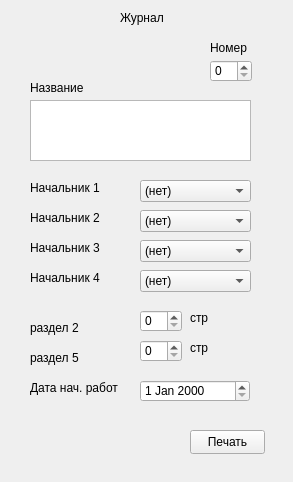
SmolPO/vertical, file my_helper/my_helper/designer_ui/journal.ui: the form before one commit.
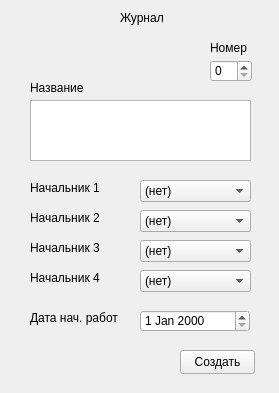
The form after the commit.

```diff
--- a/my_helper/my_helper/designer_ui/journal.ui
+++ b/my_helper/my_helper/designer_ui/journal.ui
@@ -6,8 +6,8 @@
    <rect>
     <x>0</x>
     <y>0</y>
-    <width>293</width>
-    <height>482</height>
+    <width>279</width>
+    <height>393</height>
    </rect>
   </property>
   <property name="windowTitle">
@@ -138,83 +138,11 @@
     </property>
    </item>
   </widget>
-  <widget class="QSpinBox" name="sb_p2">
-   <property name="geometry">
-    <rect>
-     <x>140</x>
-     <y>310</y>
-     <width>42</width>
-     <height>22</height>
-    </rect>
-   </property>
-  </widget>
-  <widget class="QLabel" name="label_6">
-   <property name="geometry">
-    <rect>
-     <x>30</x>
-     <y>320</y>
-     <width>49</width>
-     <height>16</height>
-    </rect>
-   </property>
-   <property name="text">
-    <string>раздел 2</string>
-   </property>
-  </widget>
-  <widget class="QLabel" name="label_7">
-   <property name="geometry">
-    <rect>
-     <x>190</x>
-     <y>310</y>
-     <width>49</width>
-     <height>16</height>
-    </rect>
-   </property>
-   <property name="text">
-    <string>стр</string>
-   </property>
-  </widget>
-  <widget class="QSpinBox" name="sb_p5">
-   <property name="geometry">
-    <rect>
-     <x>140</x>
-     <y>340</y>
-     <width>42</width>
-     <height>22</height>
-    </rect>
-   </property>
-  </widget>
-  <widget class="QLabel" name="label_8">
-   <property name="geometry">
-    <rect>
-     <x>30</x>
-     <y>350</y>
-     <width>49</width>
-     <height>16</height>
-    </rect>
-   </property>
-   <property name="text">
-    <string>раздел 5</string>
-   </property>
-  </widget>
-  <widget class="QLabel" name="label_9">
-   <property name="geometry">
-    <rect>
-     <x>190</x>
-     <y>340</y>
-     <width>49</width>
-     <height>16</height>
-    </rect>
-   </property>
-   <property name="text">
-    <string>стр</string>
-   </property>
-  </widget>
   <widget class="QDateEdit" name="date">
    <property name="geometry">
     <rect>
      <x>140</x>
-     <y>380</y>
+     <y>310</y>
      <width>110</width>
      <height>22</height>
     </rect>
@@ -224,7 +152,7 @@
    <property name="geometry">
     <rect>
      <x>30</x>
-     <y>380</y>
+     <y>310</y>
      <width>91</width>
      <height>16</height>
     </rect>
@@ -236,14 +164,14 @@
   <widget class="QPushButton" name="b_print">
    <property name="geometry">
     <rect>
-     <x>190</x>
-     <y>430</y>
+     <x>180</x>
+     <y>350</y>
      <width>75</width>
      <height>24</height>
     </rect>
    </property>
    <property name="text">
-    <string>Печать</string>
+    <string>Создать</string>
    </property>
   </widget>
   <widget class="QTextEdit" name="name">
```
